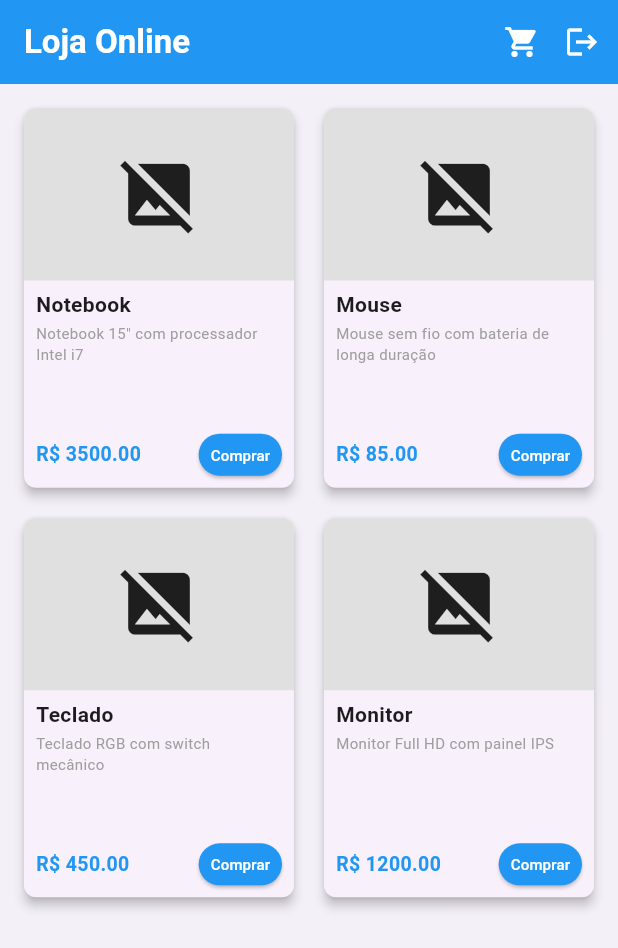
After one commit to Luigi-Peixoto/p2-DIM0524, a Flutter app: the ProductPage screen opened directly, on a phone screen of 412 x 824 dp. The commit adds this screen. Shown: the top 948 px of the screen. Run offline on Flutter 3.47's test engine with Material 3 defaults, Android fonts, the phone set to English and light mode, and no system bars.

Commit message:
feature: implementa pagina de produtos e products card, implementa redirect de login para product page

```diff
--- a/lib/login_page.dart
+++ b/lib/login_page.dart
@@ -1,4 +1,5 @@
 import 'package:flutter/material.dart';
+import 'package:p2_dim0524/products_page.dart';
 
 class LoginPage extends StatefulWidget {
   const LoginPage({super.key});
@@ -25,7 +26,12 @@ class _LoginPageState extends State<LoginPage> {
       // valida login
       if (_userController.text == 'admin' &&
           _passwordController.text == '123456') {
-        print('Login realizado com sucesso');
+        Navigator.pushReplacement(
+          context,
+          MaterialPageRoute(
+            builder: (context) => const ProductPage(),
+          ),
+        );
       } else {
         setState(() {
           credenciaisInvalidas = true;
--- /dev/null
+++ b/lib/product_card.dart
@@ -0,0 +1,111 @@
+import 'package:flutter/material.dart';
+
+class ProductCard extends StatelessWidget {
+  final String nome;
+  final String descricao;
+  final String preco;
+
+  const ProductCard({
+    super.key,
+    required this.nome,
+    required this.descricao,
+    required this.preco,
+  });
+
+  @override
+  Widget build(BuildContext context) {
+    return Card(
+      color: const Color(0xFFF8F0FA),
+      elevation: 3,
+      shape: RoundedRectangleBorder(
+        borderRadius: BorderRadius.circular(8),
+      ),
+      child: Column(
+        crossAxisAlignment: CrossAxisAlignment.start,
+        children: [
+          Container(
+            height: 115,
+            width: double.infinity,
+            decoration: BoxDecoration(
+              color: Colors.grey.shade300,
+              borderRadius: const BorderRadius.vertical(
+                top: Radius.circular(8),
+              ),
+            ),
+            child: const Icon(
+              Icons.image_not_supported,
+              size: 55,
+              color: Colors.black87,
+            ),
+          ),
+
+          Padding(
+            padding: const EdgeInsets.fromLTRB(8, 6, 8, 2),
+            child: Text(
+              nome,
+              maxLines: 1,
+              overflow: TextOverflow.ellipsis,
+              style: const TextStyle(
+                fontWeight: FontWeight.bold,
+                fontSize: 14,
+              ),
+            ),
+          ),
+
+          Padding(
+            padding: const EdgeInsets.symmetric(horizontal: 8),
+            child: Text(
+              descricao,
+              maxLines: 2,
+              overflow: TextOverflow.ellipsis,
+              style: const TextStyle(
+                color: Colors.grey,
+                fontSize: 10,
+              ),
+            ),
+          ),
+
+          const Spacer(),
+
+          Padding(
+            padding: const EdgeInsets.fromLTRB(8, 4, 8, 8),
+            child: Row(
+              children: [
+                Expanded(
+                  child: Text(
+                    preco,
+                    maxLines: 1,
+                    overflow: TextOverflow.ellipsis,
+                    style: const TextStyle(
+                      color: Colors.blue,
+                      fontWeight: FontWeight.bold,
+                      fontSize: 13,
+                    ),
+                  ),
+                ),
+                const SizedBox(width: 4),
+                SizedBox(
+                  height: 28,
+                  child: ElevatedButton(
+                    onPressed: () {},
+                    style: ElevatedButton.styleFrom(
+                      backgroundColor: Colors.blue,
+                      foregroundColor: Colors.white,
+                      padding: const EdgeInsets.symmetric(horizontal: 8),
+                      minimumSize: Size.zero,
+                      tapTargetSize: MaterialTapTargetSize.shrinkWrap,
+                    ),
+                    child: const Text(
+                      'Comprar',
+                      style: TextStyle(fontSize: 10),
+                    ),
+                  ),
+                ),
+              ],
+            ),
+          ),
+        ],
+      ),
+    );
+  }
+}
--- /dev/null
+++ b/lib/products_page.dart
@@ -0,0 +1,102 @@
+import 'package:flutter/material.dart';
+import 'package:p2_dim0524/product_card.dart';
+
+import 'login_page.dart';
+
+class ProductPage extends StatelessWidget {
+  const ProductPage({super.key});
+
+  final List<Map<String, dynamic>> produtos = const [
+    {
+      'nome': 'Notebook',
+      'descricao': 'Notebook 15" com processador Intel i7',
+      'preco': 'R\$ 3500.00',
+    },
+    {
+      'nome': 'Mouse',
+      'descricao': 'Mouse sem fio com bateria de longa duração',
+      'preco': 'R\$ 85.00',
+    },
+    {
+      'nome': 'Teclado',
+      'descricao': 'Teclado RGB com switch mecânico',
+      'preco': 'R\$ 450.00',
+    },
+    {
+      'nome': 'Monitor',
+      'descricao': 'Monitor Full HD com painel IPS',
+      'preco': 'R\$ 1200.00',
+    },
+  ];
+
+  @override
+  Widget build(BuildContext context) {
+    return Scaffold(
+      backgroundColor: const Color(0xFFF3F0F8),
+
+      appBar: AppBar(
+        backgroundColor: Colors.blue,
+        elevation: 0,
+
+        title: const Text(
+          'Loja Online',
+          style: TextStyle(
+            color: Colors.white,
+            fontWeight: FontWeight.bold,
+          ),
+        ),
+
+        iconTheme: const IconThemeData(
+          color: Colors.white,
+        ),
+
+        actions: [
+          const Padding(
+            padding: EdgeInsets.only(right: 4),
+            child: Icon(
+              Icons.shopping_cart,
+              color: Colors.white,
+            ),
+          ),
+
+          IconButton(
+            icon: const Icon(
+              Icons.logout,
+              color: Colors.white,
+            ),
+            onPressed: () {
+              Navigator.pushReplacement(
+                context,
+                MaterialPageRoute(
+                  builder: (context) => const LoginPage(),
+                ),
+              );
+            },
+          ),
+        ],
+      ),
+
+      body: GridView.builder(
+        padding: const EdgeInsets.all(12),
+        itemCount: produtos.length,
+
+        gridDelegate: const SliverGridDelegateWithFixedCrossAxisCount(
+          crossAxisCount: 2,
+          crossAxisSpacing: 12,
+          mainAxisSpacing: 12,
+          childAspectRatio: 0.72,
+        ),
+
+        itemBuilder: (context, index) {
+          final produto = produtos[index];
+
+          return ProductCard(
+            nome: produto['nome'],
+            descricao: produto['descricao'],
+            preco: produto['preco'],
+          );
+        },
+      ),
+    );
+  }
+}
```
